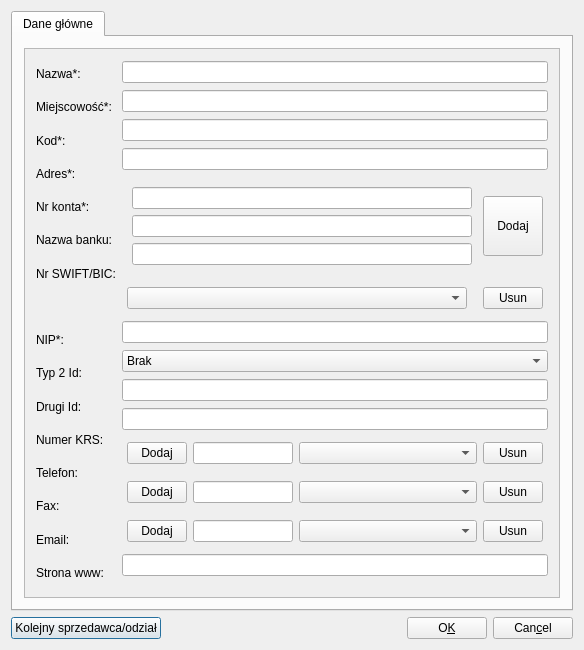
Qt form ui/User.ui (juliagoda/qfaktury) before a commit.
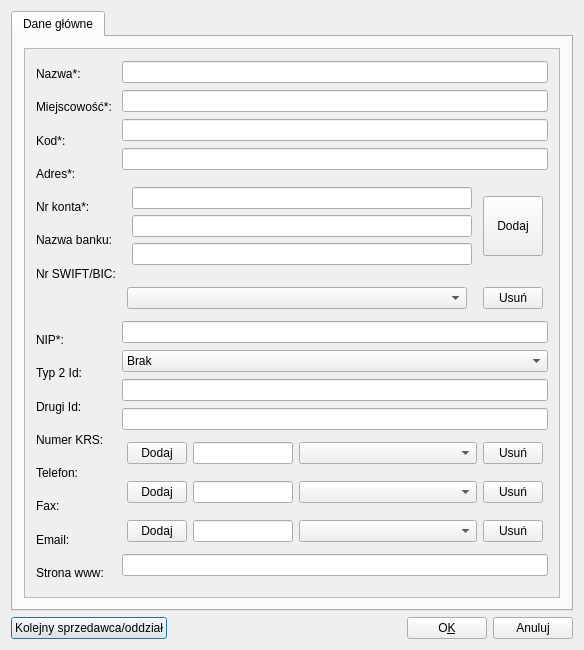
The same form after that commit.

The edit to the form file:
```diff
--- a/ui/User.ui
+++ b/ui/User.ui
@@ -19,7 +19,7 @@
      <item>
       <widget class="QPushButton" name="nextSeller">
        <property name="text">
-        <string>Kolejny sprzedawca/odział</string>
+        <string>Kolejny sprzedawca/oddział</string>
        </property>
       </widget>
      </item>
@@ -58,7 +58,7 @@
         <cursorShape>PointingHandCursor</cursorShape>
        </property>
        <property name="text">
-        <string>Can&amp;cel</string>
+        <string>Anuluj</string>
        </property>
        <property name="shortcut">
         <string>Alt+C</string>
@@ -370,7 +370,7 @@
                     </size>
                    </property>
                    <property name="text">
-                    <string>Usun</string>
+                    <string>Usuń</string>
                    </property>
                   </widget>
                  </item>
@@ -506,7 +506,7 @@
                     </size>
                    </property>
                    <property name="text">
-                    <string>Usun</string>
+                    <string>Usuń</string>
                    </property>
                   </widget>
                  </item>
@@ -586,7 +586,7 @@
                     </size>
                    </property>
                    <property name="text">
-                    <string>Usun</string>
+                    <string>Usuń</string>
                    </property>
                   </widget>
                  </item>
@@ -666,7 +666,7 @@
                     </size>
                    </property>
                    <property name="text">
-                    <string>Usun</string>
+                    <string>Usuń</string>
                    </property>
                   </widget>
                  </item>
```
